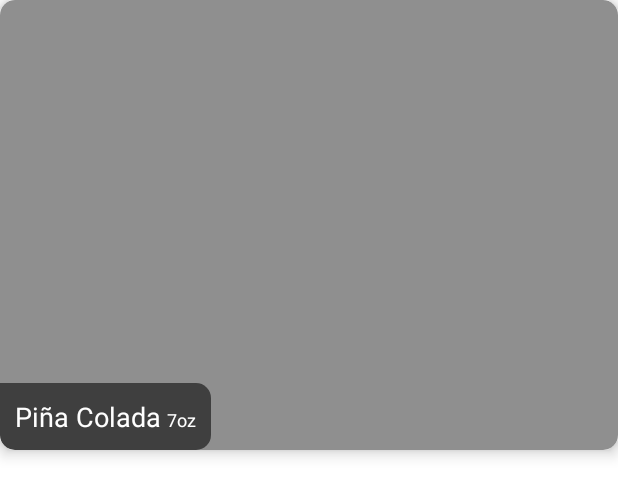
After one commit to gersard/MisCocktails, an Android app: the layout item_cocktail.xml on its own in the app's theme, with its tools: preview values and no code run, on a phone screen of 412 x 824 dp. The commit adds this screen. Shown: the top 496 px of the screen. Run offline under Robolectric (Android 15) with nearby library versions, the phone set to English and light mode, and no system bars.

Commit message:
- Diseño de celda de cocktail

```diff
--- a/app/build.gradle
+++ b/app/build.gradle
@@ -51,9 +51,11 @@ dependencies {
     def appCompat = '1.1.0'
     def material = '1.1.0'
     def constraintLayout = '1.1.3'
+    def cardView = '1.0.0'
     implementation "com.google.android.material:material:$material"
     implementation "androidx.constraintlayout:constraintlayout:$constraintLayout"
     implementation "androidx.appcompat:appcompat:$appCompat"
+    implementation "androidx.cardview:cardview:$cardView"
 
     // COROUTINES
     def coroutines = '1.3.3'
--- /dev/null
+++ b/app/src/main/res/drawable/bg_etiqueta_list_cocktail.xml
@@ -0,0 +1,8 @@
+<?xml version="1.0" encoding="utf-8"?>
+<shape xmlns:android="http://schemas.android.com/apk/res/android"
+    android:shape="rectangle">
+    <corners
+        android:bottomLeftRadius="@dimen/corner_radius_high"
+        android:bottomRightRadius="@dimen/corner_radius_high"
+        android:topRightRadius="@dimen/corner_radius_high" />
+</shape>
--- /dev/null
+++ b/app/src/main/res/layout/item_cocktail.xml
@@ -0,0 +1,49 @@
+<?xml version="1.0" encoding="utf-8"?>
+<androidx.cardview.widget.CardView xmlns:android="http://schemas.android.com/apk/res/android"
+    xmlns:app="http://schemas.android.com/apk/res-auto"
+    xmlns:tools="http://schemas.android.com/tools"
+    android:layout_width="match_parent"
+    android:layout_height="300dp"
+    app:cardBackgroundColor="@android:color/darker_gray"
+    app:cardCornerRadius="@dimen/corner_radius_high"
+    app:cardElevation="6dp">
+
+    <ImageView
+        android:id="@+id/iv_cocktail_image"
+        android:layout_width="match_parent"
+        android:layout_height="match_parent"
+        android:visibility="visible" />
+
+    <View
+        android:layout_width="match_parent"
+        android:layout_height="match_parent"
+        android:background="@color/fgImageListCocktails" />
+
+    <LinearLayout
+        android:layout_width="wrap_content"
+        android:layout_height="wrap_content"
+        android:layout_gravity="bottom|start"
+        android:background="@drawable/bg_etiqueta_list_cocktail"
+        android:backgroundTint="@color/bgEtiquetaListCocktail"
+        android:padding="10dp">
+
+        <TextView
+            android:id="@+id/tv_cocktail_name"
+            android:layout_width="wrap_content"
+            android:layout_height="wrap_content"
+            android:textColor="@color/white"
+            android:textSize="18sp"
+            tools:text="Piña Colada" />
+
+        <TextView
+            android:id="@+id/tv_cocktail_cantidad"
+            android:layout_width="wrap_content"
+            android:layout_height="wrap_content"
+            android:layout_marginStart="4dp"
+            android:textColor="@color/white"
+            android:textSize="12sp"
+            tools:text="7oz" />
+
+    </LinearLayout>
+
+</androidx.cardview.widget.CardView>
--- a/app/src/main/res/values/colors.xml
+++ b/app/src/main/res/values/colors.xml
@@ -4,7 +4,9 @@
     <color name="colorPrimaryDark">#3700B3</color>
     <color name="colorAccent">#03DAC5</color>
 
-
+<!--    LISTA COCKTAILS-->
+    <color name="bgEtiquetaListCocktail">#8F000000</color>
+    <color name="fgImageListCocktails">#29000000</color>
 <!--    ESTÁTICOS-->
     <color name="white">#ffffff</color>
     <color name="black">#000000</color>
--- /dev/null
+++ b/app/src/main/res/values/dimens.xml
@@ -0,0 +1,4 @@
+<?xml version="1.0" encoding="utf-8"?>
+<resources>
+    <dimen name="corner_radius_high">10dp</dimen>
+</resources>
```
